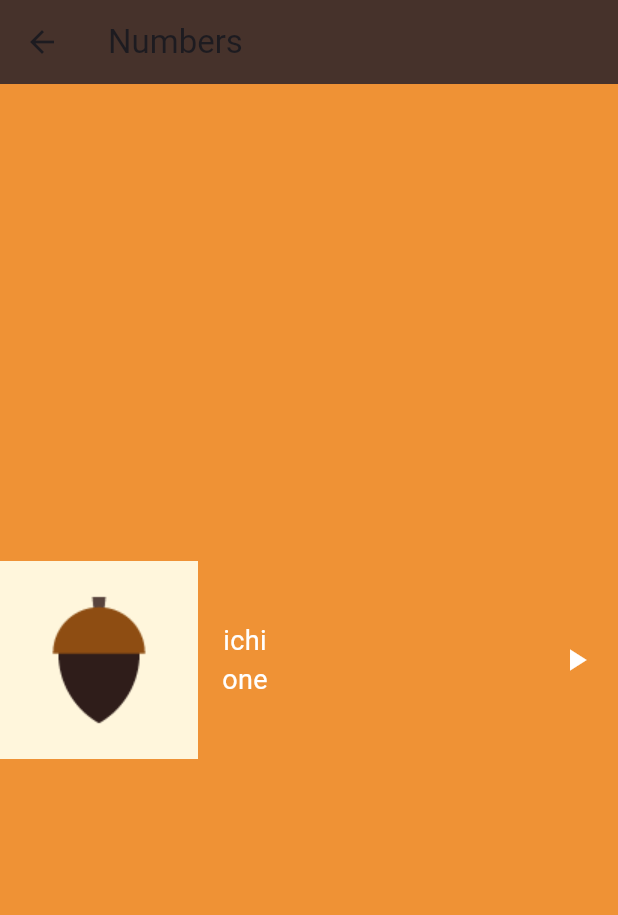
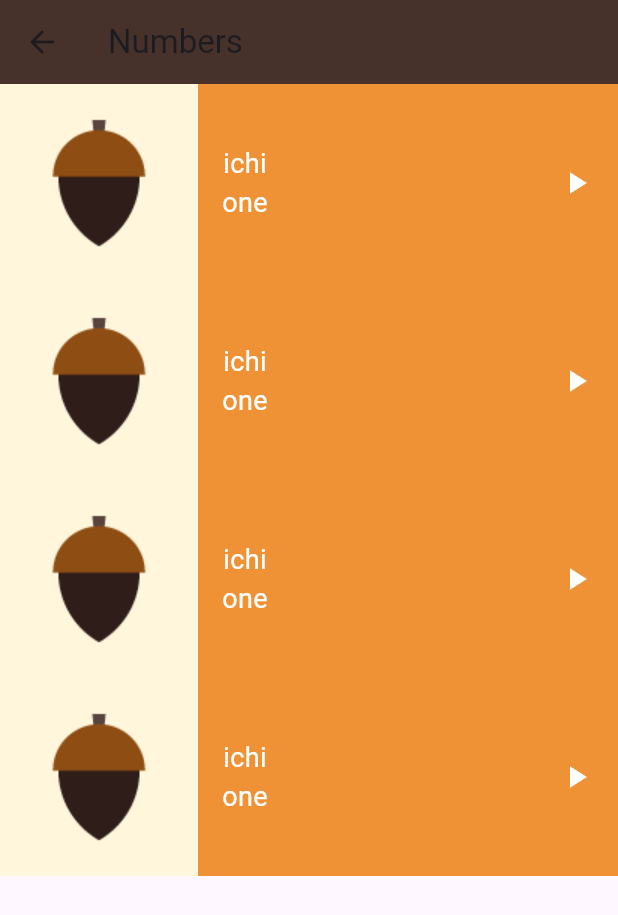
Before and after one commit to faresarar/toku, a Flutter app: the NumberScreen screen opened directly, on a phone screen of 412 x 824 dp. Shown: the top 915 px of the screen. Run offline on Flutter 3.47's test engine with Material 3 defaults, Android fonts, the phone set to English and light mode, and no system bars.

Commit message:
refactoring number container

```diff
--- a/lib/screens/number_screen.dart
+++ b/lib/screens/number_screen.dart
@@ -1,6 +1,7 @@
 import 'package:flutter/material.dart';
 
 import '../Models/number.dart';
+import '../widgets/item.dart';
 
 class NumberScreen extends StatelessWidget {
   const NumberScreen({super.key});
@@ -16,43 +17,15 @@
         backgroundColor: const Color(0xff46322B),
         title: const Text("Numbers"),
       ),
-      body: Container(
-        color: const Color(0xffEF9235),
-        child: Row(
-          children: [
-            Container(
-                color: const Color(0xffFFF6DC),
-                child: Image.asset(one.image)),
-             Padding(
-              padding: const EdgeInsets.only(left: 16.0),
-              child: Column(
-                mainAxisAlignment: MainAxisAlignment.center,
-                children: [
-                  Text(
-                    one.jpName ,
-                    style: const TextStyle(color: Colors.white, fontSize: 18),
-                  ),
-                  Text(
-                    one.enName,
-                    style: const TextStyle(color: Colors.white, fontSize: 18),
-                  ),
-                ],
-              ),
-            ),
-            const Spacer(
-              flex: 1,
-            ),
-            const Padding(
-              padding: EdgeInsets.only(right: 16.0),
-              child: Icon(
-                Icons.play_arrow,
-                color: Colors.white,
-                size: 24,
-              ),
-            )
-          ],
-        ),
-      ),
+      body: Column(
+        children: [
+          Item(number: one,),
+          Item(number: one,),
+          Item(number: one,),
+          Item(number: one,),
+
+        ],
+      )
     );
   }
 }
--- /dev/null
+++ b/lib/widgets/item.dart
@@ -0,0 +1,47 @@
+import 'package:flutter/material.dart';
+
+import '../Models/number.dart';
+
+class Item extends StatelessWidget {
+  const Item({super.key, required this.number});
+  final Number number;
+  @override
+  Widget build(BuildContext context) {
+    return Container(
+      color: const Color(0xffEF9235),
+      child: Row(
+        children: [
+          Container(
+              color: const Color(0xffFFF6DC), child: Image.asset(number.image)),
+          Padding(
+            padding: const EdgeInsets.only(left: 16.0),
+            child: Column(
+              mainAxisAlignment: MainAxisAlignment.center,
+              children: [
+                Text(
+                  number.jpName,
+                  style: const TextStyle(color: Colors.white, fontSize: 18),
+                ),
+                Text(
+                  number.enName,
+                  style: const TextStyle(color: Colors.white, fontSize: 18),
+                ),
+              ],
+            ),
+          ),
+          const Spacer(
+            flex: 1,
+          ),
+          const Padding(
+            padding: EdgeInsets.only(right: 16.0),
+            child: Icon(
+              Icons.play_arrow,
+              color: Colors.white,
+              size: 24,
+            ),
+          )
+        ],
+      ),
+    );
+  }
+}
```
